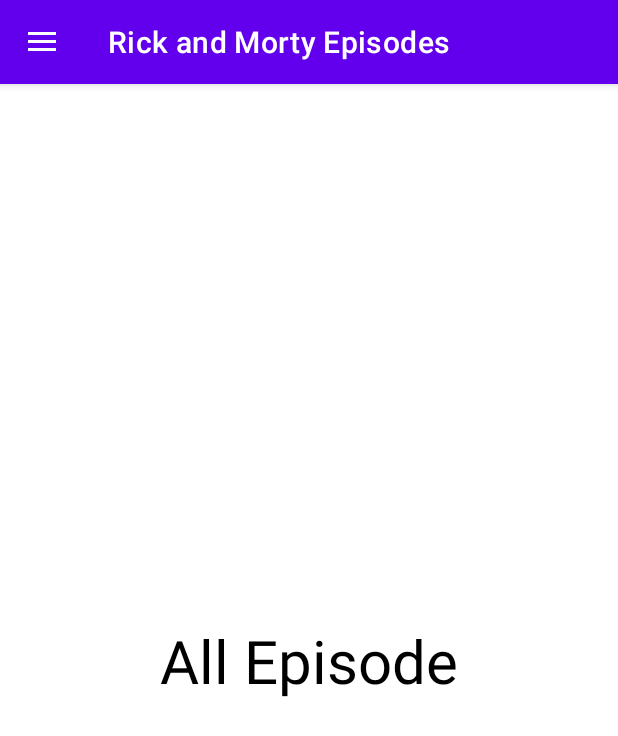
After one commit to arjun-sasidharan/RickAndMorty, an Android app: the EpisodesListFragment screen opened through its navigation route, on a phone screen of 412 x 824 dp. The commit adds this screen. Shown: the top 736 px of the screen. Run offline under Robolectric (Android 15) with nearby library versions, the phone set to English and light mode, and no system bars; our stand-ins replace Picasso, navigation-ui; libraries missing offline, so code that uses them is left out: com.airbnb.epoxy; plain views replace EpoxyRecyclerView; pictures from the network do not load; 2 statements that could not run were skipped.

Commit message:
Add Drawer functionality - add new fragment for episodes list

```diff
--- /dev/null
+++ b/app/src/main/java/com/example/rickandmorty/EpisodesListFragment.kt
@@ -0,0 +1,28 @@
+package com.example.rickandmorty
+
+import android.os.Bundle
+import android.view.View
+import androidx.fragment.app.Fragment
+import com.example.rickandmorty.databinding.FragmentEpisodeListBinding
+
+class EpisodesListFragment: Fragment(R.layout.fragment_episode_list) {
+
+    private var _binding: FragmentEpisodeListBinding? = null
+    private val binding: FragmentEpisodeListBinding by lazy {
+        _binding!!
+    }
+
+    override fun onViewCreated(view: View, savedInstanceState: Bundle?) {
+        super.onViewCreated(view, savedInstanceState)
+        _binding = FragmentEpisodeListBinding.bind(view)
+
+
+        //todo
+    }
+
+    override fun onDestroyView() {
+        super.onDestroyView()
+        _binding = null
+    }
+
+}
--- a/app/src/main/java/com/example/rickandmorty/NavGraphActivity.kt
+++ b/app/src/main/java/com/example/rickandmorty/NavGraphActivity.kt
@@ -6,6 +6,7 @@
 import androidx.navigation.findNavController
 import androidx.navigation.fragment.NavHostFragment
 import androidx.navigation.ui.AppBarConfiguration
+import androidx.navigation.ui.navigateUp
 import androidx.navigation.ui.setupActionBarWithNavController
 import androidx.navigation.ui.setupWithNavController
 import com.google.android.material.navigation.NavigationView
@@ -22,18 +23,22 @@
         val navHostFragment =
             supportFragmentManager.findFragmentById(R.id.nav_host_fragment) as NavHostFragment
         val navController = navHostFragment.navController
-//      val drawerLayout = findViewById<DrawerLayout>(R.id.drawerLayout)
-        appBarConfiguration = AppBarConfiguration(navController.graph)
+        val drawerLayout = findViewById<DrawerLayout>(R.id.drawerLayout)
+        appBarConfiguration = AppBarConfiguration(
+            topLevelDestinationIds = setOf(R.id.characterListFragment, R.id.episodeListFragment),
+            drawerLayout = drawerLayout
+        )
         setupActionBarWithNavController(
             navController = navController,
             configuration = appBarConfiguration
         )
 
 
-//        findViewById<NavigationView>(R.id.navView).setupWithNavController(navController)
+        findViewById<NavigationView>(R.id.navView).setupWithNavController(navController)
     }
+
     override fun onSupportNavigateUp(): Boolean {
         val navController = findNavController(R.id.nav_host_fragment)
-        return navController.navigateUp() || super.onSupportNavigateUp()
+        return navController.navigateUp(appBarConfiguration) || super.onSupportNavigateUp()
     }
 }
--- a/app/src/main/res/layout/activity_nav_graph.xml
+++ b/app/src/main/res/layout/activity_nav_graph.xml
@@ -1,8 +1,10 @@
 <?xml version="1.0" encoding="utf-8"?>
-<androidx.constraintlayout.widget.ConstraintLayout xmlns:android="http://schemas.android.com/apk/res/android"
+<androidx.drawerlayout.widget.DrawerLayout xmlns:android="http://schemas.android.com/apk/res/android"
     xmlns:app="http://schemas.android.com/apk/res-auto"
+    android:id="@+id/drawerLayout"
     android:layout_width="match_parent"
-    android:layout_height="match_parent">
+    android:layout_height="match_parent"
+    android:fitsSystemWindows="true">
 
     <androidx.fragment.app.FragmentContainerView
         android:id="@+id/nav_host_fragment"
@@ -15,4 +17,13 @@
         app:layout_constraintEnd_toEndOf="parent"
         app:layout_constraintTop_toTopOf="parent"
         app:navGraph="@navigation/nav_graph" />
-</androidx.constraintlayout.widget.ConstraintLayout>
+
+    <com.google.android.material.navigation.NavigationView
+        android:id="@+id/navView"
+        android:layout_width="wrap_content"
+        android:layout_height="match_parent"
+        android:layout_gravity="start"
+        android:fitsSystemWindows="true"
+        app:menu="@menu/menu_drawer_layout"/>
+
+</androidx.drawerlayout.widget.DrawerLayout>
--- /dev/null
+++ b/app/src/main/res/layout/fragment_episode_list.xml
@@ -0,0 +1,29 @@
+<?xml version="1.0" encoding="utf-8"?>
+<androidx.constraintlayout.widget.ConstraintLayout xmlns:android="http://schemas.android.com/apk/res/android"
+    xmlns:app="http://schemas.android.com/apk/res-auto"
+    android:layout_width="match_parent"
+    android:layout_height="match_parent">
+
+    <androidx.appcompat.widget.AppCompatTextView
+        android:layout_width="wrap_content"
+        android:layout_height="wrap_content"
+        android:text="All Episode"
+        android:textColor="@color/black"
+        android:textSize="40sp"
+        app:layout_constraintBottom_toBottomOf="parent"
+        app:layout_constraintEnd_toEndOf="parent"
+        app:layout_constraintStart_toStartOf="parent"
+        app:layout_constraintTop_toTopOf="parent" />
+
+    <!--    <com.airbnb.epoxy.EpoxyRecyclerView-->
+    <!--        android:id="@+id/epoxyRecyclerView"-->
+    <!--        android:layout_width="match_parent"-->
+    <!--        android:layout_height="match_parent"-->
+    <!--        android:padding="8dp"-->
+    <!--        app:itemSpacing="8dp"-->
+    <!--        app:layoutManager="androidx.recyclerview.widget.GridLayoutManager"-->
+    <!--        app:spanCount="2"-->
+    <!--        tools:itemCount="12"-->
+    <!--        tools:listitem="@layout/model_character_list_item"/>-->
+
+</androidx.constraintlayout.widget.ConstraintLayout>
--- /dev/null
+++ b/app/src/main/res/menu/menu_drawer_layout.xml
@@ -0,0 +1,9 @@
+<?xml version="1.0" encoding="utf-8"?>
+<menu xmlns:android="http://schemas.android.com/apk/res/android">
+    <item
+        android:id="@+id/characterListFragment"
+        android:title="All Characters" />
+    <item
+        android:id="@+id/episodeListFragment"
+        android:title="All Episodes" />
+</menu>
--- a/app/src/main/res/navigation/nav_graph.xml
+++ b/app/src/main/res/navigation/nav_graph.xml
@@ -23,6 +23,7 @@
 
         </action>
     </fragment>
+
     <fragment
         android:id="@+id/characterDetailFragment"
         android:name="com.example.rickandmorty.CharacterDetailFragment"
@@ -36,4 +37,23 @@
             app:argType="integer" />
 
     </fragment>
+
+    <fragment
+        android:id="@+id/episodeListFragment"
+        android:name="com.example.rickandmorty.EpisodesListFragment"
+        android:label="Rick and Morty Episodes"
+        tools:layout="@layout/fragment_episode_list">
+<!--        <action-->
+<!--            android:id="@+id/action_characterListFragment_to_characterDetailFragment"-->
+<!--            app:destination="@id/characterDetailFragment"-->
+<!--            app:enterAnim="@anim/slide_in_from_right"-->
+<!--            app:exitAnim="@anim/slide_out_to_left"-->
+<!--            app:popExitAnim="@anim/slide_out_to_right"-->
+<!--            app:popEnterAnim="@anim/slide_in_from_left">-->
+<!--            <argument-->
+<!--                android:name="charactedId"-->
+<!--                app:argType="integer" />-->
+
+<!--        </action>-->
+    </fragment>
 </navigation>
```
